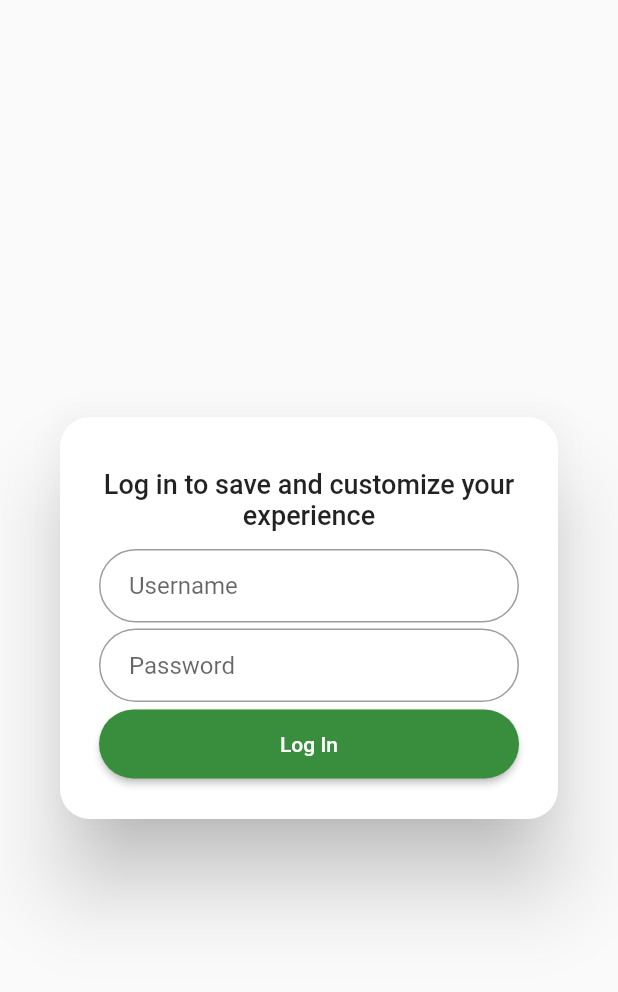
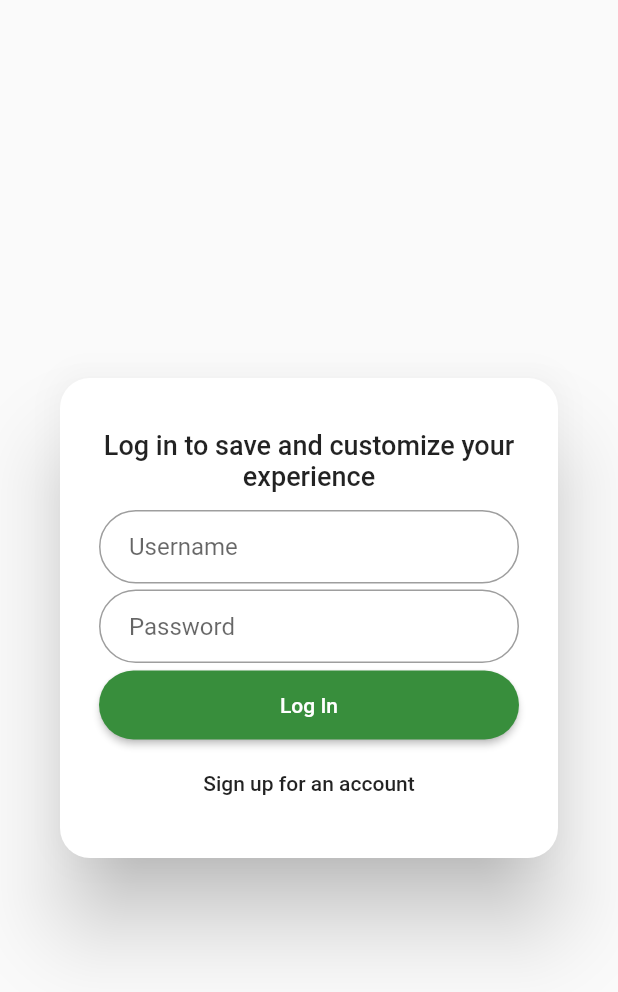
Before and after one commit to askmetoo/fynnet_survey_demo, a Flutter app: the LoginDialog widget shown alone on an empty page, opened directly, on a phone screen of 412 x 824 dp. Shown: the top 992 px of the screen. Run offline on Flutter 3.47's test engine with Material 2 defaults, Android fonts, the phone set to English and light mode, and no system bars.

Commit message:
enhanced login dialog with signup toggle

```diff
--- a/lib/views/Login.dart
+++ b/lib/views/Login.dart
@@ -1,8 +1,15 @@
 import 'package:flutter/material.dart';
 
-class LoginDialog extends StatelessWidget{
+class LoginDialog extends StatefulWidget {
+  @override
+  State<StatefulWidget> createState() => _LoginDialogState();
+}
+
+class _LoginDialogState extends State<LoginDialog>{
   final TextEditingController _usernameController = new TextEditingController();
   final TextEditingController _passwordController = new TextEditingController();
+
+  bool _signupAction = false;
 
   @override
   Widget build(BuildContext context) {
@@ -11,10 +18,10 @@ class LoginDialog extends StatelessWidget{
       contentPadding: EdgeInsets.all(24),
 
       children: [
-        // Login Text
+        // Log In / Sign Up Text
         Padding(
           padding: EdgeInsets.fromLTRB(0, 10, 0, 10),
-          child: Text('Log in to save and customize your experience',
+          child: Text( _signupAction ? 'Sign up below to create your own surveys!' : 'Log in to save and customize your experience',
             textAlign: TextAlign.center,
             style: TextStyle(fontWeight: FontWeight.w500, fontSize: 18)
           )
@@ -32,7 +39,7 @@ class LoginDialog extends StatelessWidget{
               border: OutlineInputBorder(borderRadius: BorderRadius.circular(32.0))
             ),
 
-            validator: (String value) => value.isEmpty ? 'Username cannot be empty.' : null
+            //validator: (String value) => value.isEmpty ? 'Username cannot be empty.' : null
           )
         ),
 
@@ -48,15 +55,15 @@ class LoginDialog extends StatelessWidget{
               border: OutlineInputBorder(borderRadius: BorderRadius.circular(32.0))
             ),
 
-            validator: (String value) => value.isEmpty ? 'Password cannot be empty.' : null
+            //validator: (String value) => value.isEmpty ? 'Password cannot be empty.' : null
           )
         ),
 
-        // Login Button
+        // Login / Sign Up Button
         Padding(
           padding: EdgeInsets.all(2.0),
           child: RaisedButton(
-            child: Text('Log In'),
+            child: _signupAction ? Text('Sign Up') : Text('Log In'),
             color: Colors.green[700],
             textColor: Colors.white,
             padding: EdgeInsets.fromLTRB(20.0, 15.0, 20.0, 15.0),
@@ -66,6 +73,22 @@ class LoginDialog extends StatelessWidget{
               print('${_usernameController.text} | ${_passwordController.text}');
             }
           )
+        ),
+
+        // Toggle between Log In / Sign Up forms
+        Padding(
+          padding: EdgeInsets.all(2.0),
+          child: FlatButton(
+            child: _signupAction ? Text('Have an account? Log in here.') : Text('Sign up for an account'),
+            shape: RoundedRectangleBorder(borderRadius: BorderRadius.circular(32.0)),
+            onPressed: () {
+              setState(() {
+                // TODO: clear form
+                _signupAction = !_signupAction;
+              });
+
+            }
+          )
         )
       ],
 
```
